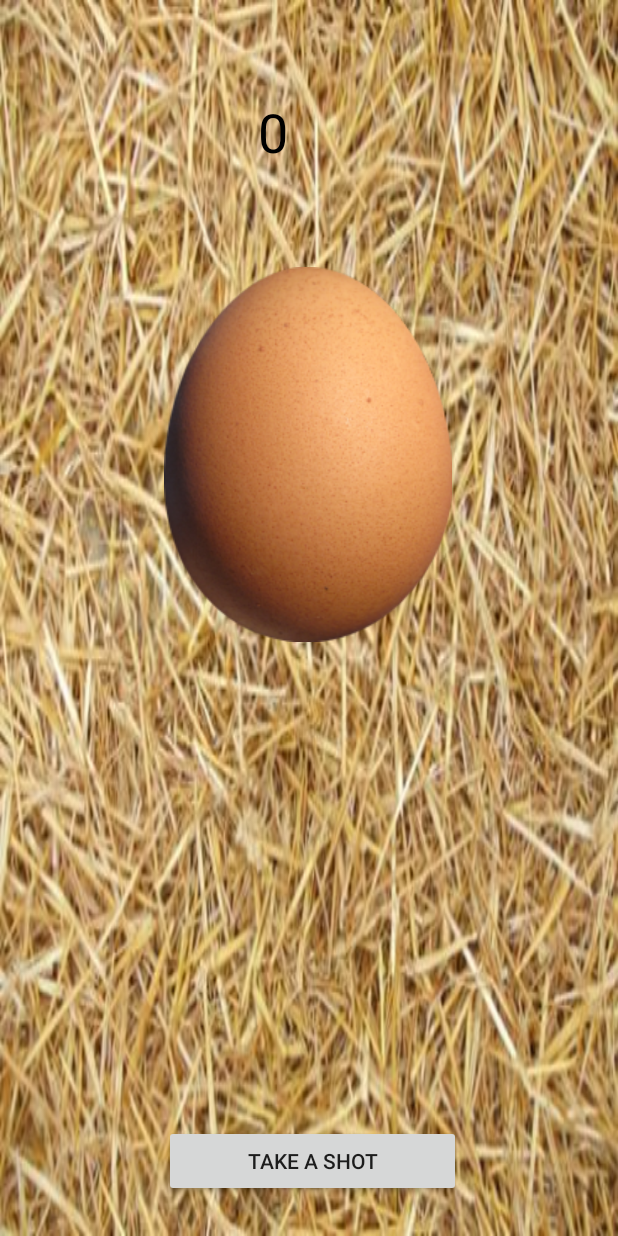
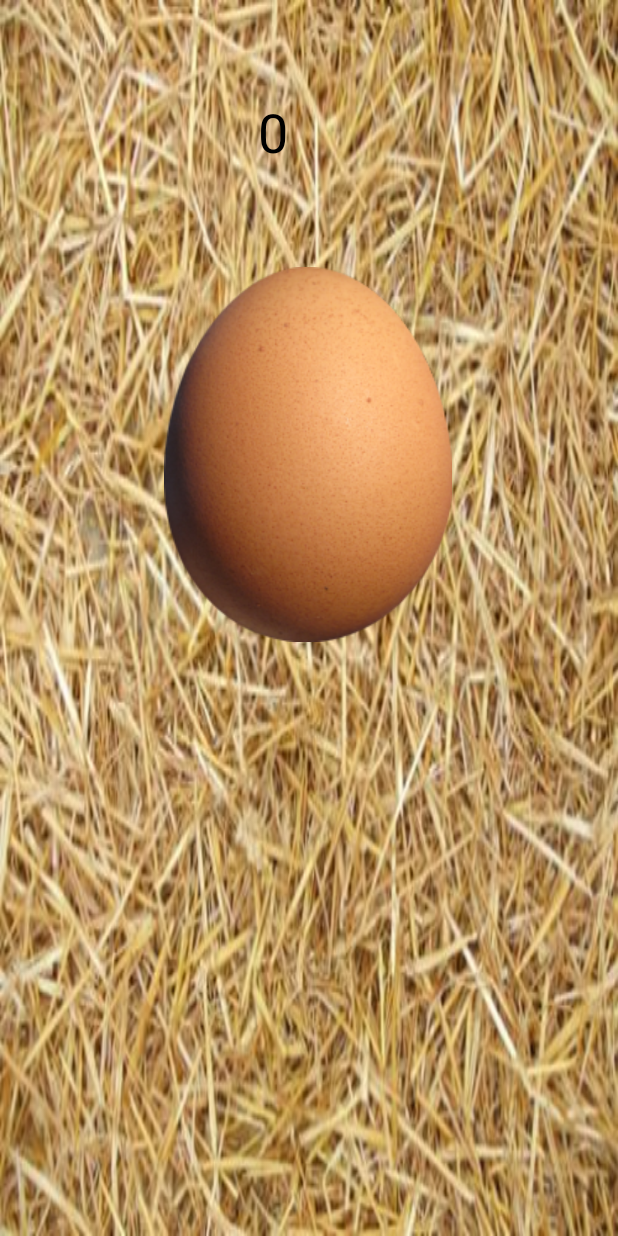
Before and after one commit to killPGM360/EGG-s-clicker, an Android app: the screen it shows after launch (MainActivity), on a phone screen of 412 x 824 dp. Run offline under Robolectric (Android 15) with nearby library versions, the light colour scheme and no system bars.

Commit message:
btn invisible

```diff
--- a/app/src/main/res/layout/activity_main.xml
+++ b/app/src/main/res/layout/activity_main.xml
@@ -51,6 +51,7 @@
         android:layout_marginBottom="16dp"
         android:onClick="drink"
         android:text="take a shot"
+        android:visibility="invisible"
         app:layout_constraintBottom_toBottomOf="parent"
         app:layout_constraintEnd_toEndOf="parent"
         app:layout_constraintHorizontal_bias="0.512"
```
